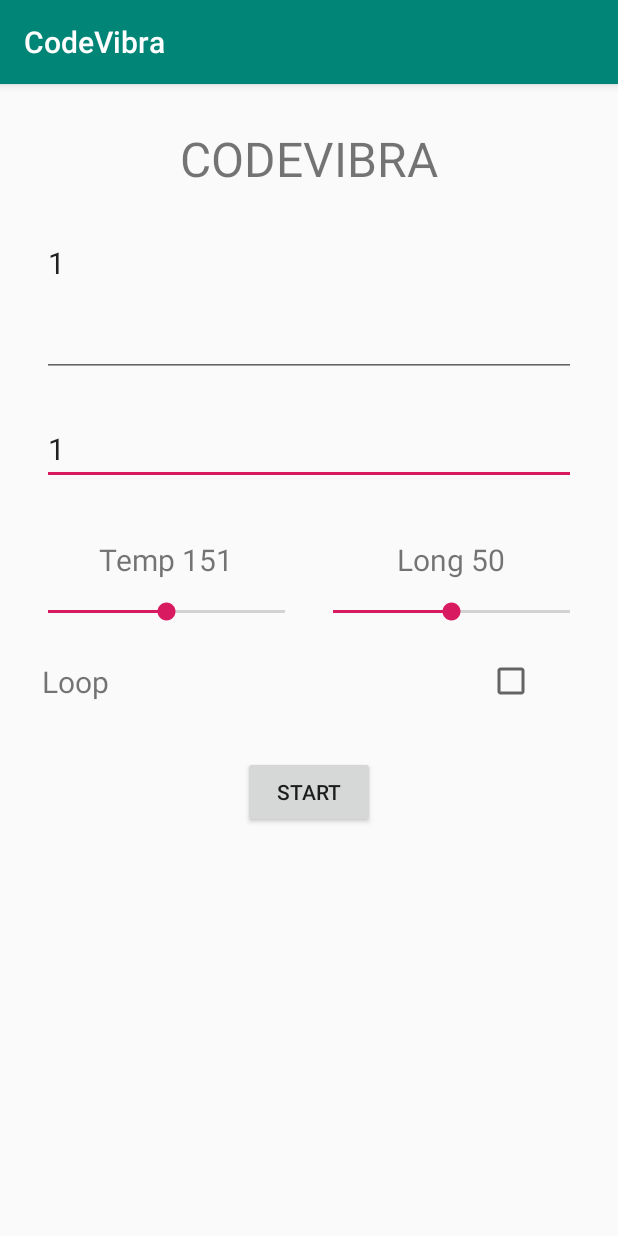
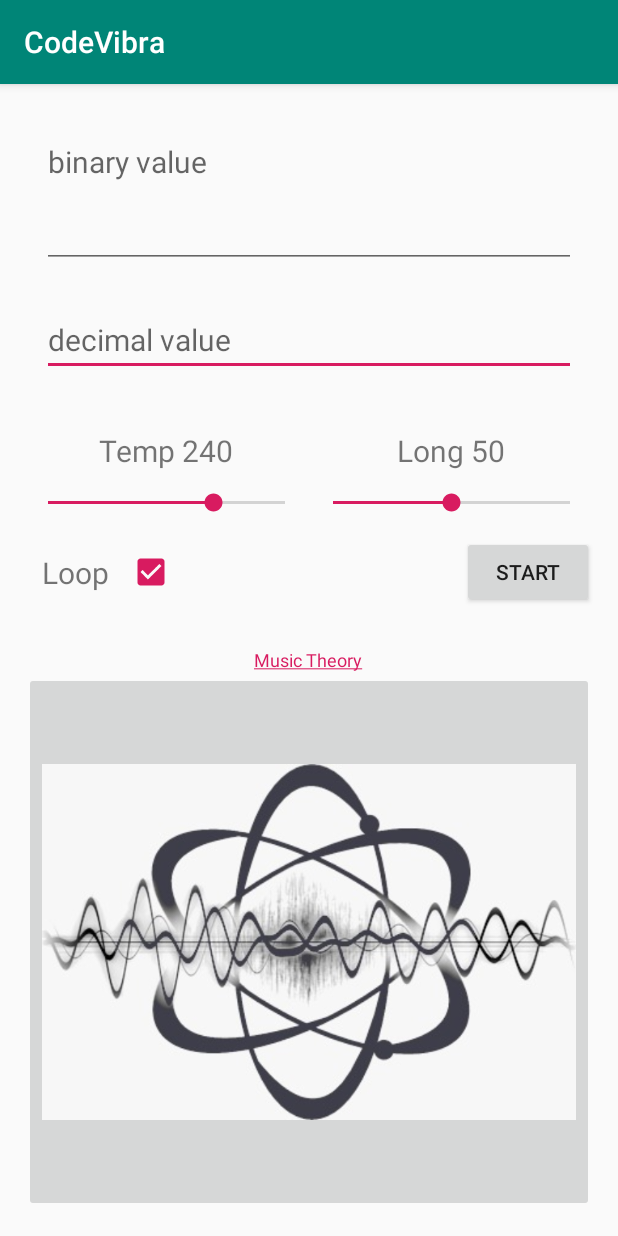
Before and after one commit to since85stas/CodeVibra, an Android app: the screen it shows after launch (MainActivity), on a phone screen of 412 x 824 dp. Run offline under Robolectric (Android 15) with nearby library versions, the phone set to English and light mode, and no system bars; our stand-ins replace data binding; pictures from the network do not load.

Commit message:
remove bugs

```diff
--- a/app/build.gradle
+++ b/app/build.gradle
@@ -18,7 +18,7 @@
     buildToolsVersion "29.0.2"
     defaultConfig {
         applicationId "ru.batura.stat.codevibra"
-        minSdkVersion 21
+        minSdkVersion 18
         targetSdkVersion 29
         versionCode 1
         versionName "1.0"
--- a/app/src/main/AndroidManifest.xml
+++ b/app/src/main/AndroidManifest.xml
@@ -7,7 +7,7 @@
         android:allowBackup="true"
         android:icon="@mipmap/ic_launcher"
         android:label="@string/app_name"
-        android:roundIcon="@mipmap/ic_launcher_round"
+        android:roundIcon="@drawable/vibra_image"
         android:supportsRtl="true"
         android:theme="@style/AppTheme">
         <activity android:name=".MainActivity">
--- a/app/src/main/java/ru/batura/stat/codevibra/BindingsAdapters.kt
+++ b/app/src/main/java/ru/batura/stat/codevibra/BindingsAdapters.kt
@@ -1,8 +1,10 @@
 package ru.batura.stat.codevibra
 
+import android.text.Html
 import android.widget.CheckBox
 import android.widget.EditText
 import android.widget.SeekBar
+import android.widget.TextView
 import androidx.databinding.BindingAdapter
 import ru.batura.stat.codevibra.ui.main.MainViewModel
 
@@ -12,7 +14,7 @@
 @BindingAdapter("addEditTextWatcherDec")
 fun bindEditTextDec(editText: EditText, model : MainViewModel) {
     val string = editText.text.toString()
-    model.decimalTextWatch.setNumber(editText.text.toString().toLong())
+//    model.decimalTextWatch.setNumber(editText.text.toString().toLong())
 //    editText.addTextChangedListener(model.decimalTextWatch)
 }
 
@@ -22,7 +24,7 @@
 @BindingAdapter("addEditTextWatcherBin")
 fun bindEditTextBinary(editText: EditText, model : MainViewModel) {
     val string = editText.text.toString()
-    model.binaryTextWatch.setNumber(editText.text.toString().toLong(2))
+//    model.binaryTextWatch.setNumber(editText.text.toString().toLong(2))
 //    editText.addTextChangedListener(model.binaryTextWatch)
 }
 
@@ -64,4 +66,5 @@
 fun bindCheckListner(checkBox: CheckBox, model : MainViewModel) {
     print("focus")
     checkBox.setOnCheckedChangeListener(model.checkListner)
+    checkBox.isChecked = true
 }
--- a/app/src/main/java/ru/batura/stat/codevibra/VibartionUtils.kt
+++ b/app/src/main/java/ru/batura/stat/codevibra/VibartionUtils.kt
@@ -69,5 +69,8 @@
     val TEN : Double = 10.toDouble()
 
     val tPause : Long = ((0.125) * TEN.pow( 4 - xTemp)).toLong()
-    return 60000/tPause.toInt()
+    val ff : Float = 60000F ;
+    val res = Math.round(ff/tPause.toInt())
+    if (res == 241) return 240
+    else return res
 }
--- a/app/src/main/java/ru/batura/stat/codevibra/ui/main/MainFragment.kt
+++ b/app/src/main/java/ru/batura/stat/codevibra/ui/main/MainFragment.kt
@@ -7,7 +7,10 @@
 import android.os.Bundle
 import android.os.VibrationEffect
 import android.os.Vibrator
+import android.text.SpannableString
 import android.text.SpannableStringBuilder
+import android.text.Spanned
+import android.text.style.URLSpan
 import android.view.LayoutInflater
 import android.view.View
 import android.view.ViewGroup
@@ -57,11 +60,23 @@
 
     var timerObj : Timer? = null
 
+    var isActiveFrag = false;
+
     companion object {
         fun newInstance() = MainFragment()
     }
 
     private lateinit var viewModel: MainViewModel
+
+    override fun onStart() {
+        super.onStart()
+        isActiveFrag = true
+    }
+
+    override fun onPause() {
+        super.onPause()
+        isActiveFrag = false
+    }
 
     override fun onCreateView(
         inflater: LayoutInflater, container: ViewGroup?,
@@ -106,7 +121,7 @@
 
         // наблюдаем за включением вибрации
         viewModel.startV.observe(viewLifecycleOwner, Observer {
-            if (it == "STOP") {
+            if (it == "STOP" || it == "") {
 
             }
             else if (it !=  "NO") {
@@ -156,6 +171,9 @@
         }
         )
 
+        // подчеркиваем текс
+        link_text.hyperlinkStyle()
+
         super.onActivityCreated(savedInstanceState)
     }
 
@@ -203,7 +221,7 @@
                 override fun run() {
                     uiScope.launch {
 //                        stopVibrating()
-                        cancelVibrate()
+                        if (isActiveFrag) cancelVibrate()
                     }
                 }
             }
@@ -250,15 +268,15 @@
      * создаем саунд пул для звуков
      */
     fun createSoundPool() {
-        val attributes = AudioAttributes.Builder()
-            .setUsage(AudioAttributes.USAGE_GAME)
-            .setContentType(AudioAttributes.CONTENT_TYPE_SONIFICATION)
-            .build()
-        soundPool = SoundPool.Builder()
-            .setAudioAttributes(attributes)
-            .build()
-
-        soundId = soundPool!!.load(this.context!!,R.raw.drum1,1)
+//        val attributes = AudioAttributes.Builder()
+//            .setUsage(AudioAttributes.USAGE_GAME)
+//            .setContentType(AudioAttributes.CONTENT_TYPE_SONIFICATION)
+//            .build()
+//        soundPool = SoundPool.Builder()
+//            .setAudioAttributes(attributes)
+//            .build()
+//
+//        soundId = soundPool!!.load(this.context!!,R.raw.drum1,1)
     }
 
     override fun onLoadComplete(soundPool: SoundPool?, sampleId: Int, status: Int) {
@@ -312,4 +330,18 @@
 
         viewModel.vibrateFinish()
     }
+
+    fun TextView.hyperlinkStyle() {
+        setText(
+            SpannableString(text).apply {
+                setSpan(
+                    URLSpan(""),
+                    0,
+                    length,
+                    Spanned.SPAN_EXCLUSIVE_EXCLUSIVE
+                )
+            },
+            TextView.BufferType.SPANNABLE
+        )
+    }
 }
--- a/app/src/main/res/layout/main_fragment.xml
+++ b/app/src/main/res/layout/main_fragment.xml
@@ -25,15 +25,20 @@
             android:text="CodeVibra"
             android:layout_gravity="center"
             style="@style/TitleStyle"
+            android:visibility="gone"
             />
+
+
+
 
         <EditText
             android:id="@+id/edit_binary"
             addEditTextWatcherBin="@{viewModel}"
             addFocusListner="@{viewModel}"
             android:layout_width="match_parent"
-            android:layout_height="100dp"
-            android:text="1"
+            android:layout_height="wrap_content"
+            android:lines="3"
+            android:hint="binary value"
             style="@style/BasicTextStyle"
             android:layout_gravity="top"
             android:gravity="top"
@@ -44,7 +49,6 @@
             android:id="@+id/text_view_binary"
             android:layout_width="match_parent"
             android:layout_height="100dp"
-            android:text="1"
             style="@style/BasicTextStyle"
             android:layout_gravity="top"
             android:gravity="top"
@@ -59,7 +63,7 @@
             android:layout_height="wrap_content"
             android:focusedByDefault="true"
             android:inputType="number"
-            android:text="1"
+            android:hint="decimal value"
             style="@style/BasicTextStyle"
             />
 
@@ -91,7 +95,7 @@
                     android:layout_height="wrap_content"
                     android:max="100"
                     addSeekListner="@{viewModel}"
-                    android:progress="50"
+                    android:progress="70"
                     />
             </LinearLayout>
 
@@ -156,22 +160,21 @@
             android:layout_marginTop="12dp"
             >
             <TextView
-                android:layout_width="0dp"
+                android:layout_width="wrap_content"
                 android:layout_height="wrap_content"
-                android:layout_weight="4"
                 android:text="Loop"
                 android:layout_marginStart="24dp"
                 style="@style/BasicTextStyle"
                 />
+
             <CheckBox
                 android:id="@+id/cycle_check"
-                android:layout_width="0dp"
+                android:layout_width="wrap_content"
                 android:layout_height="wrap_content"
                 android:layout_weight="1"
                 addCheckListner="@{viewModel}"
                 android:layout_gravity="center"
                 />
-        </LinearLayout>
 
             <Button
                 android:id="@+id/start_button"
@@ -179,7 +182,8 @@
                 android:layout_height="wrap_content"
                 android:layout_gravity="center"
                 android:onClick="@{ () -> viewModel.startButtonClicked() }"
-            android:text="start" />
+                android:text="start"
+                />
 
             <Button
                 android:id="@+id/stop_button"
@@ -189,7 +193,30 @@
                 android:onClick="@{ () -> viewModel.stopButtonClicked() }"
                 android:text="stop"
                 android:visibility="gone"
+                android:layout_marginTop="12dp"
+                />
+        </LinearLayout>
+
+        <TextView
+            android:id="@+id/link_text"
+            android:layout_width="wrap_content"
+            android:layout_height="wrap_content"
+            android:text="Music Theory"
+            android:layout_gravity="center"
+            android:textSize="12sp"
+            />
+
+        <ImageButton
+            android:id="@+id/logo_button"
+            android:layout_width="match_parent"
+            android:layout_height="0dp"
+            android:layout_weight="1"
+            android:src="@drawable/vibra_logo"
+            android:onClick= "@{ () -> viewModel.openYoutubeLink() }"
+            android:scaleType="centerInside"
             />
 
     </LinearLayout>
+
+
 </layout>
```
Also changed, not shown: app/src/main/java/ru/batura/stat/codevibra/ui/main/MainViewModel.kt (+20 -2 lines), app/src/main/res/drawable-v24/vibra_image.jpg (added), app/src/main/res/drawable-v24/vibra_logo.jpg (added). Lines whose indentation alone changed are shown as unchanged.
